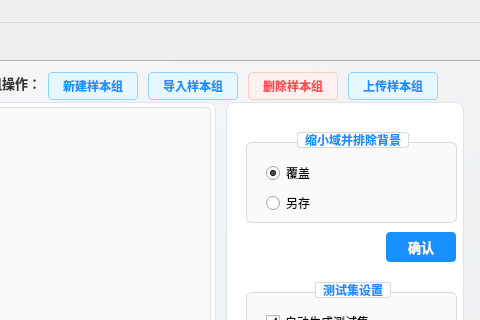
Qt form ui/main.ui (211250243/app) before a commit; both pictures show x 539 to 1019 and y 0 to 320 of the 1019 by 694 pixel window.
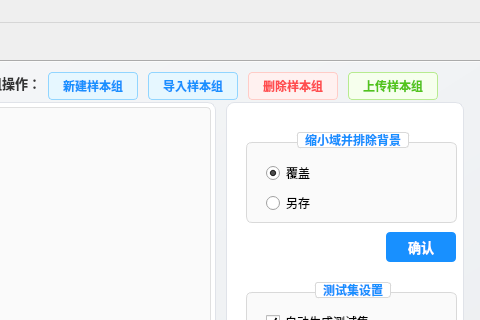
The same form after that commit. Icons and pictures are not drawn.

```diff
--- a/ui/main.ui
+++ b/ui/main.ui
@@ -1603,11 +1603,11 @@
        </property>
        <property name="styleSheet">
         <string notr="true">QPushButton {
-    background-color: #e6f7ff;
-    border: 1px solid #91d5ff;
+    background-color: #f6ffed;
+    border: 1px solid #b7eb8f;
     border-radius: 4px;
     padding: 4px 8px;
-    color: #1890ff;
+    color: #52c41a;
     font-weight: bold;
 }
 QPushButton:hover {
```
Left out of the diff: 26 changed lines with no effect on the pictures.
